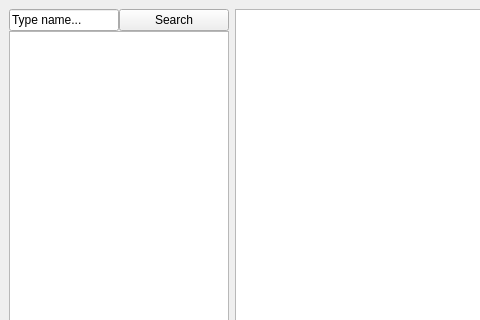
First picture: the form in client/ChatWindow.ui, repository x-c-c/cvcn, before the edit; both pictures show x 0 to 480 and y 0 to 320 of the 755 by 612 pixel window.
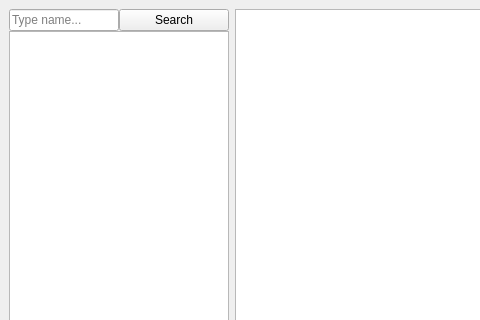
Second picture: the form after the edit.

Diff of the .ui file:
```diff
--- a/client/ChatWindow.ui
+++ b/client/ChatWindow.ui
@@ -37,6 +37,9 @@
            </size>
           </property>
           <property name="text">
+           <string/>
+          </property>
+          <property name="placeholderText">
            <string>Type name...</string>
           </property>
          </widget>
```
